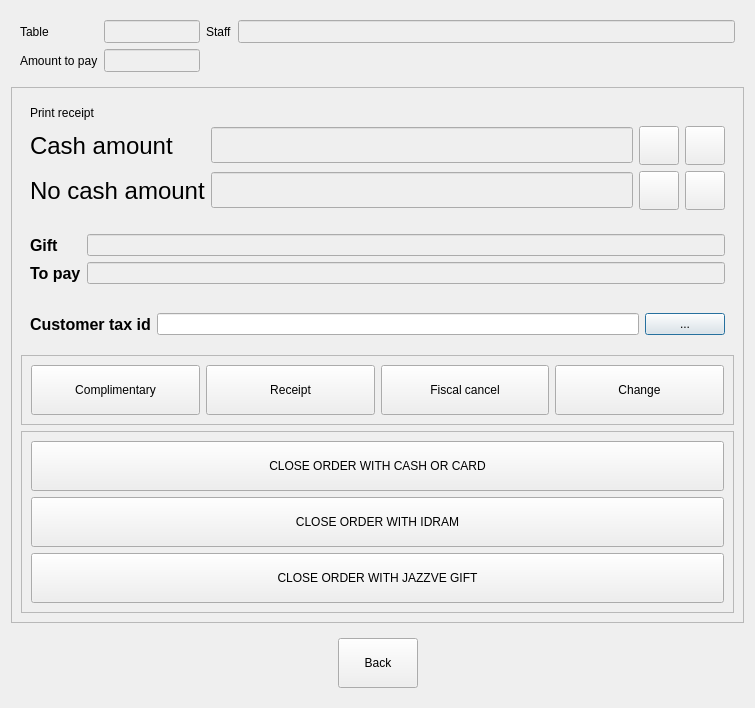
Before: the Qt Designer form dlgpayment.ui in End1-1/FastF, drawn with Qt 5.
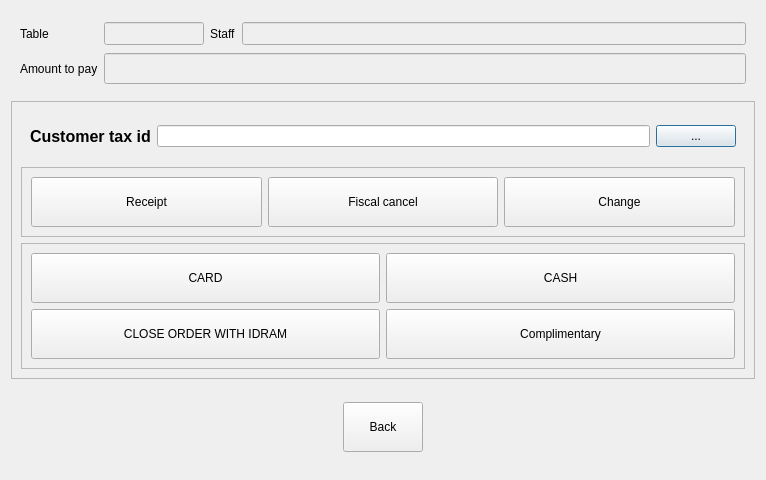
After: the same form once the commit is applied. Icons and pictures are not drawn. Custom widgets are drawn as their Qt base class.

```diff
--- a/dlgpayment.ui
+++ b/dlgpayment.ui
@@ -6,8 +6,8 @@
    <rect>
     <x>0</x>
     <y>0</y>
-    <width>755</width>
-    <height>695</height>
+    <width>766</width>
+    <height>480</height>
    </rect>
   </property>
   <property name="windowTitle">
@@ -71,20 +71,20 @@
         </property>
        </widget>
       </item>
-      <item row="1" column="1">
+      <item row="1" column="1" colspan="3">
        <widget class="ELineEdit" name="leAmount">
         <property name="enabled">
          <bool>false</bool>
         </property>
         <property name="maximumSize">
          <size>
-          <width>100</width>
+          <width>16777215</width>
           <height>16777215</height>
          </size>
         </property>
         <property name="font">
          <font>
-          <pointsize>10</pointsize>
+          <pointsize>14</pointsize>
          </font>
         </property>
         <property name="maxLength">
@@ -92,19 +92,6 @@
         </property>
        </widget>
       </item>
-      <item row="1" column="2" colspan="2">
-       <spacer name="horizontalSpacer_3">
-        <property name="orientation">
-         <enum>Qt::Horizontal</enum>
-        </property>
-        <property name="sizeHint" stdset="0">
-         <size>
-          <width>533</width>
-          <height>20</height>
-         </size>
-        </property>
-       </spacer>
-      </item>
      </layout>
     </widget>
    </item>
@@ -117,189 +104,6 @@
       <enum>QFrame::Raised</enum>
      </property>
      <layout class="QVBoxLayout" name="verticalLayout">
-      <item>
-       <widget class="QWidget" name="widget_3" native="true">
-        <layout class="QGridLayout" name="gridLayout_3">
-         <item row="1" column="1">
-          <widget class="ELineEdit" name="leCash">
-           <property name="enabled">
-            <bool>false</bool>
-           </property>
-           <property name="font">
-            <font>
-             <pointsize>18</pointsize>
-            </font>
-           </property>
-          </widget>
-         </item>
-         <item row="1" column="0">
-          <widget class="QLabel" name="label_5">
-           <property name="font">
-            <font>
-             <pointsize>18</pointsize>
-            </font>
-           </property>
-           <property name="text">
-            <string>Cash amount</string>
-           </property>
-          </widget>
-         </item>
-         <item row="2" column="0">
-          <widget class="QLabel" name="label_6">
-           <property name="font">
-            <font>
-             <pointsize>18</pointsize>
-            </font>
-           </property>
-           <property name="text">
-            <string>No cash amount</string>
-           </property>
-          </widget>
-         </item>
-         <item row="2" column="1">
-          <widget class="ELineEdit" name="leCard">
-           <property name="enabled">
-            <bool>false</bool>
-           </property>
-           <property name="font">
-            <font>
-             <pointsize>18</pointsize>
-            </font>
-           </property>
-          </widget>
-         </item>
-         <item row="2" column="3">
-          <widget class="QToolButton" name="btnClearCard">
-           <property name="text">
-            <string/>
-           </property>
-           <property name="icon">
-            <iconset resource="Res.qrc">
-             <normaloff>:/res/cancel.png</normaloff>:/res/cancel.png</iconset>
-           </property>
-           <property name="iconSize">
-            <size>
-             <width>32</width>
-             <height>32</height>
-            </size>
-           </property>
-          </widget>
-         </item>
-         <item row="1" column="3">
-          <widget class="QToolButton" name="btnClearCash">
-           <property name="text">
-            <string/>
-           </property>
-           <property name="icon">
-            <iconset resource="Res.qrc">
-             <normaloff>:/res/cancel.png</normaloff>:/res/cancel.png</iconset>
-           </property>
-           <property name="iconSize">
-            <size>
-             <width>32</width>
-             <height>32</height>
-            </size>
-           </property>
-          </widget>
-         </item>
-         <item row="1" column="2">
-          <widget class="QToolButton" name="btnSetCash">
-           <property name="text">
-            <string/>
-           </property>
-           <property name="icon">
-            <iconset resource="Res.qrc">
-             <normaloff>:/res/calculator.png</normaloff>:/res/calculator.png</iconset>
-           </property>
-           <property name="iconSize">
-            <size>
-             <width>32</width>
-             <height>32</height>
-            </size>
-           </property>
-          </widget>
-         </item>
-         <item row="2" column="2">
-          <widget class="QToolButton" name="btnCard">
-           <property name="text">
-            <string/>
-           </property>
-           <property name="icon">
-            <iconset resource="Res.qrc">
-             <normaloff>:/res/calculator.png</normaloff>:/res/calculator.png</iconset>
-           </property>
-           <property name="iconSize">
-            <size>
-             <width>32</width>
-             <height>32</height>
-            </size>
-           </property>
-          </widget>
-         </item>
-         <item row="0" column="0">
-          <widget class="QLabel" name="label_4">
-           <property name="text">
-            <string>Print receipt</string>
-           </property>
-          </widget>
-         </item>
-        </layout>
-       </widget>
-      </item>
-      <item>
-       <widget class="QWidget" name="wGift" native="true">
-        <layout class="QGridLayout" name="gridLayout_4">
-         <item row="0" column="0">
-          <widget class="QLabel" name="label_7">
-           <property name="font">
-            <font>
-             <pointsize>12</pointsize>
-             <weight>75</weight>
-             <bold>true</bold>
-            </font>
-           </property>
-           <property name="text">
-            <string>Gift</string>
-           </property>
-          </widget>
-         </item>
-         <item row="1" column="0">
-          <widget class="QLabel" name="label_8">
-           <property name="font">
-            <font>
-             <pointsize>12</pointsize>
-             <weight>75</weight>
-             <bold>true</bold>
-            </font>
-           </property>
-           <property name="text">
-            <string>To pay</string>
-           </property>
-          </widget>
-         </item>
-         <item row="0" column="1">
-          <widget class="ELineEdit" name="leGift">
-           <property name="enabled">
-            <bool>false</bool>
-           </property>
-           <property name="readOnly">
-            <bool>true</bool>
-           </property>
-          </widget>
-         </item>
-         <item row="1" column="1">
-          <widget class="ELineEdit" name="leToPay">
-           <property name="enabled">
-            <bool>false</bool>
-           </property>
-           <property name="readOnly">
-            <bool>true</bool>
-           </property>
-          </widget>
-         </item>
-        </layout>
-       </widget>
-      </item>
       <item>
        <widget class="QWidget" name="widget_4" native="true">
         <property name="minimumSize">
@@ -314,7 +118,6 @@
            <property name="font">
             <font>
              <pointsize>12</pointsize>
-             <weight>75</weight>
              <bold>true</bold>
             </font>
            </property>
@@ -351,29 +154,6 @@
          <enum>QFrame::Raised</enum>
         </property>
         <layout class="QHBoxLayout" name="horizontalLayout_2">
-         <item>
-          <widget class="QPushButton" name="btnComplimentary">
-           <property name="minimumSize">
-            <size>
-             <width>0</width>
-             <height>50</height>
-            </size>
-           </property>
-           <property name="text">
-            <string>Complimentary</string>
-           </property>
-           <property name="icon">
-            <iconset resource="Res.qrc">
-             <normaloff>:/res/present.png</normaloff>:/res/present.png</iconset>
-           </property>
-           <property name="iconSize">
-            <size>
-             <width>48</width>
-             <height>48</height>
-            </size>
-           </property>
-          </widget>
-         </item>
          <item>
           <widget class="QPushButton" name="btnPrepaymentCash">
            <property name="minimumSize">
@@ -455,7 +235,7 @@
          <enum>QFrame::Raised</enum>
         </property>
         <layout class="QGridLayout" name="gridLayout">
-         <item row="0" column="0">
+         <item row="0" column="1">
           <widget class="QPushButton" name="btnCash">
            <property name="minimumSize">
             <size>
@@ -464,7 +244,7 @@
             </size>
            </property>
            <property name="text">
-            <string>CLOSE ORDER WITH CASH OR CARD</string>
+            <string>CASH</string>
            </property>
            <property name="icon">
             <iconset resource="Res.qrc">
@@ -478,8 +258,8 @@
            </property>
           </widget>
          </item>
-         <item row="2" column="0">
-          <widget class="QPushButton" name="btnJazzveGift">
+         <item row="0" column="0">
+          <widget class="QPushButton" name="btnCard">
            <property name="minimumSize">
             <size>
              <width>0</width>
@@ -487,7 +267,7 @@
             </size>
            </property>
            <property name="text">
-            <string>CLOSE ORDER WITH JAZZVE GIFT</string>
+            <string>CARD</string>
            </property>
            <property name="icon">
             <iconset resource="Res.qrc">
@@ -524,6 +304,29 @@
            </property>
           </widget>
          </item>
+         <item row="1" column="1">
+          <widget class="QPushButton" name="btnComplimentary">
+           <property name="minimumSize">
+            <size>
+             <width>0</width>
+             <height>50</height>
+            </size>
+           </property>
+           <property name="text">
+            <string>Complimentary</string>
+           </property>
+           <property name="icon">
+            <iconset resource="Res.qrc">
+             <normaloff>:/res/present.png</normaloff>:/res/present.png</iconset>
+           </property>
+           <property name="iconSize">
+            <size>
+             <width>48</width>
+             <height>48</height>
+            </size>
+           </property>
+          </widget>
+         </item>
         </layout>
        </widget>
       </item>
```
Left out of the diff: 20 changed lines with no effect on the pictures.
